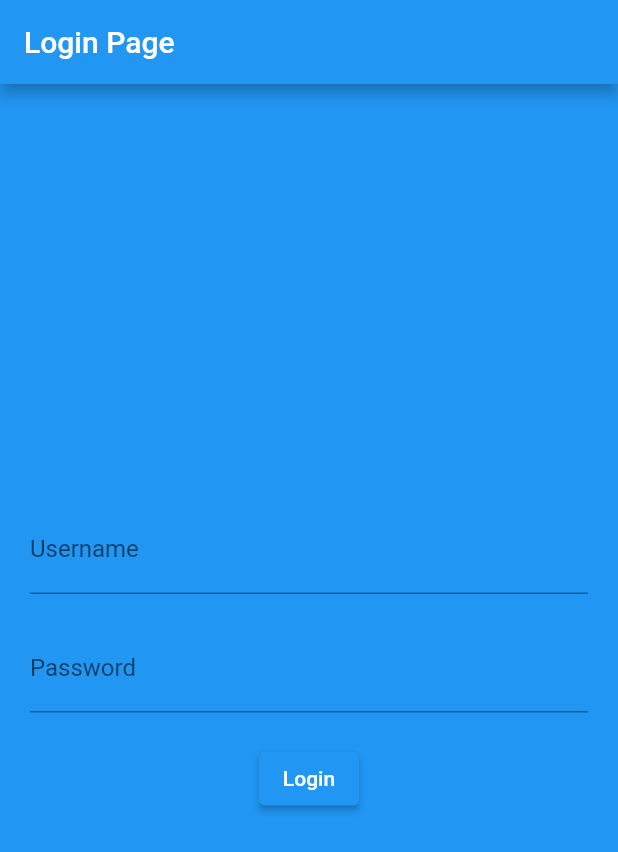
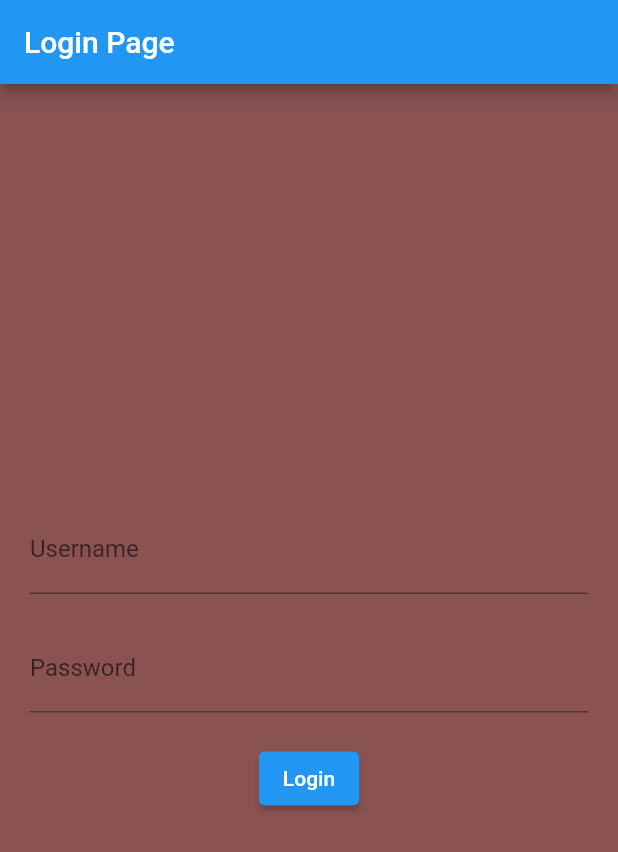
Before and after one commit to shantanujain9/justmissed, a Flutter app: the screen it shows after launch, on a phone screen of 412 x 824 dp. Shown: the top 852 px of the screen. Run offline on Flutter 3.47's test engine with Material 2 defaults, Android fonts, the phone set to English and light mode, and no system bars.

Commit message:
Update login.dart

```diff
--- a/lib/screens/login.dart
+++ b/lib/screens/login.dart
@@ -22,7 +22,7 @@ class LoginPage extends StatelessWidget {
       ),
       body: Container(
         decoration: BoxDecoration(
-          color: Colors.blue, // Set the background color here
+          color: Color.fromARGB(173, 86, 3, 3), // Set the background color here
         ),
         child: Center(
           child: Padding(
```
